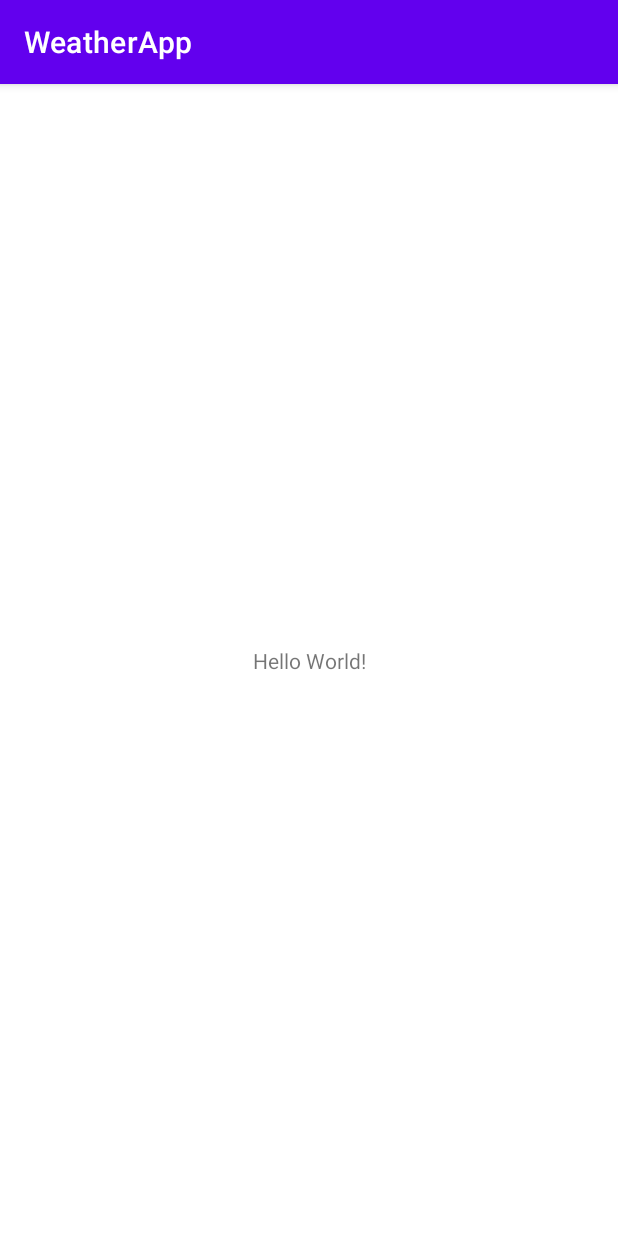
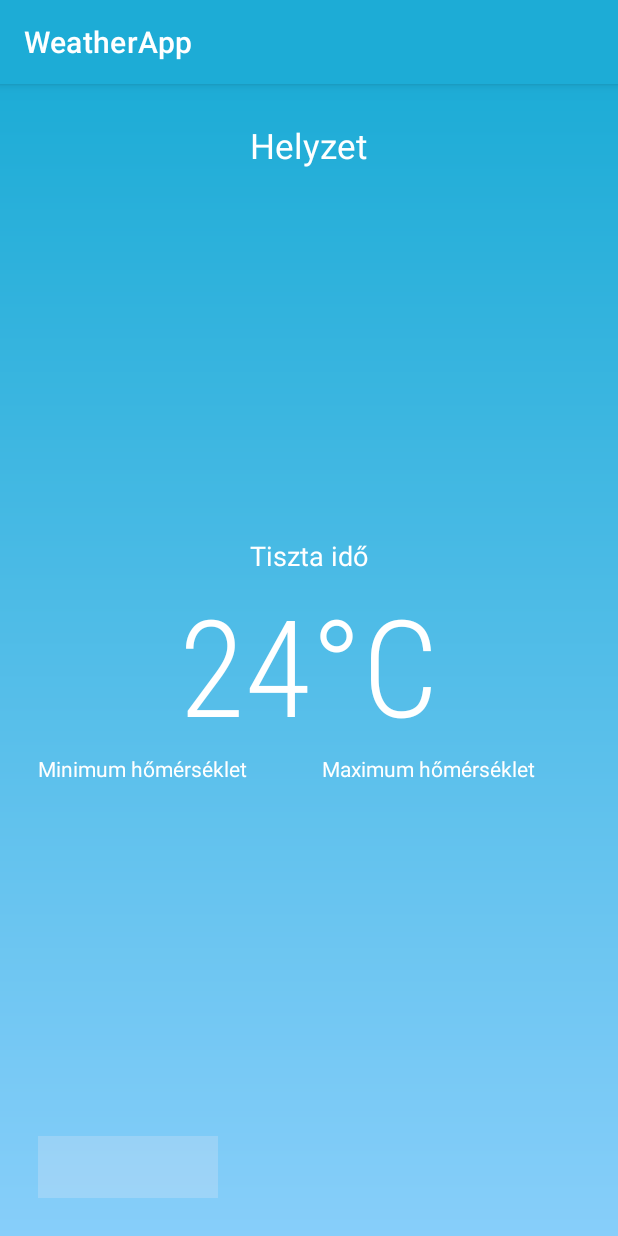
Before and after one commit to gyarmatitamas/WeatherApp, an Android app: the screen it shows after launch (MainActivity), on a phone screen of 412 x 824 dp. Run offline under Robolectric (Android 15) with nearby library versions, the phone set to English and light mode, and no system bars.

Commit message:
feat: create and style ui

```diff
--- /dev/null
+++ b/app/src/main/res/drawable/bg_gradient.xml
@@ -0,0 +1,13 @@
+<?xml version="1.0" encoding="utf-8"?>
+<shape
+    android:shape="rectangle"
+    xmlns:android="http://schemas.android.com/apk/res/android">
+
+    <gradient
+        android:angle = "90"
+        android:startColor="#87cefa"
+        android:endColor="#1dacd6"
+        android:type="linear">
+
+    </gradient>
+</shape>
--- a/app/src/main/res/layout/activity_main.xml
+++ b/app/src/main/res/layout/activity_main.xml
@@ -1,18 +1,117 @@
 <?xml version="1.0" encoding="utf-8"?>
-<androidx.constraintlayout.widget.ConstraintLayout xmlns:android="http://schemas.android.com/apk/res/android"
+<RelativeLayout xmlns:android="http://schemas.android.com/apk/res/android"
     xmlns:app="http://schemas.android.com/apk/res-auto"
     xmlns:tools="http://schemas.android.com/tools"
     android:layout_width="match_parent"
     android:layout_height="match_parent"
+    android:orientation="vertical"
+    android:padding="25dp"
+    android:background="@drawable/bg_gradient"
     tools:context=".MainActivity">
 
-    <TextView
-        android:layout_width="wrap_content"
-        android:layout_height="wrap_content"
-        android:text="Hello World!"
-        app:layout_constraintBottom_toBottomOf="parent"
-        app:layout_constraintLeft_toLeftOf="parent"
-        app:layout_constraintRight_toRightOf="parent"
-        app:layout_constraintTop_toTopOf="parent" />
+    <RelativeLayout
+        android:id="@+id/mainContainer"
+        android:visibility="visible"
+        android:layout_width="match_parent"
+        android:layout_height="match_parent">
+        <LinearLayout
 
-</androidx.constraintlayout.widget.ConstraintLayout>
+            android:id="@+id/addressContainer"
+            android:orientation="vertical"
+            android:gravity="center"
+
+            android:layout_width="match_parent"
+            android:layout_height="wrap_content">
+
+            <TextView
+                android:id="@+id/addressTextView"
+                android:textSize="23sp"
+                android:text="Helyzet"
+                android:layout_width="wrap_content"
+                android:layout_height="wrap_content">
+            </TextView>
+            <TextView
+                android:id="@+id/updated_at"
+                android:textSize="14sp"
+                android:Text="Frissítve"
+                android:layout_width="wrap_content"
+                android:layout_height="wrap_content">
+            </TextView>
+        </LinearLayout>
+        <LinearLayout
+            android:id="@+id/overViewContainer"
+            android:orientation="vertical"
+            android:layout_centerInParent="true"
+            android:layout_width="match_parent"
+            android:layout_height="wrap_content">
+
+            <TextView
+                android:id="@+id/status"
+                android:textSize="18sp"
+                android:layout_gravity="center"
+                android:text="Tiszta idő"
+                android:layout_width="wrap_content"
+                android:layout_height="wrap_content">
+            </TextView>
+            <TextView
+                android:id="@+id/temp"
+                android:textSize="90sp"
+                android:fontFamily="sans-serif-condensed-light"
+                android:layout_gravity="center"
+                android:text="24°C"
+                android:layout_width="wrap_content"
+                android:layout_height="wrap_content">
+            </TextView>
+            <LinearLayout
+                android:orientation="horizontal"
+                android:layout_gravity="center"
+                android:layout_width="match_parent"
+                android:layout_height="wrap_content">
+                <TextView
+                    android:id="@+id/temp_min"
+                    android:text="Minimum hőmérséklet"
+                    android:layout_width="wrap_content"
+                    android:layout_height="wrap_content">
+                </TextView>
+                <Space
+                    android:layout_width="50dp"
+                    android:layout_height="wrap_content">
+
+                </Space>
+                <TextView
+                    android:id="@+id/temp_max"
+                    android:text="Maximum hőmérséklet"
+                    android:layout_width="wrap_content"
+                    android:layout_height="wrap_content">
+                </TextView>
+            </LinearLayout>
+        </LinearLayout>
+        <LinearLayout
+            android:id="@+id/detailsContainer"
+            android:orientation="vertical"
+            android:layout_alignParentBottom="true"
+            android:layout_width="match_parent"
+            android:layout_height="wrap_content">
+            <LinearLayout
+                android:weightSum="3"
+                android:orientation="horizontal"
+                android:layout_width="match_parent"
+                android:layout_height="wrap_content">
+                <LinearLayout
+                    android:orientation="vertical"
+                    android:layout_weight="1"
+                    android:gravity="center"
+                    android:padding="8dp"
+                    android:background="#3cf1ebf1"
+                    android:layout_width="0dp"
+                    android:layout_height="match_parent">
+                    <ImageView
+                        android:layout_width="25dp"
+                        android:layout_height="25dp">
+                    </ImageView>
+                </LinearLayout>
+            </LinearLayout>
+        </LinearLayout>
+    </RelativeLayout>
+
+</RelativeLayout>
--- a/app/src/main/res/values/themes.xml
+++ b/app/src/main/res/values/themes.xml
@@ -2,9 +2,10 @@
     <!-- Base application theme. -->
     <style name="Theme.WeatherApp" parent="Theme.MaterialComponents.DayNight.DarkActionBar">
         <!-- Primary brand color. -->
-        <item name="colorPrimary">@color/purple_500</item>
-        <item name="colorPrimaryVariant">@color/purple_700</item>
+        <item name="colorPrimary">#1dacd6</item>
+        <item name="colorPrimaryVariant">#1dacd6</item>
         <item name="colorOnPrimary">@color/white</item>
+        <item name="android:textColor">#FFF</item>
         <!-- Secondary brand color. -->
         <item name="colorSecondary">@color/teal_200</item>
         <item name="colorSecondaryVariant">@color/teal_700</item>
```
